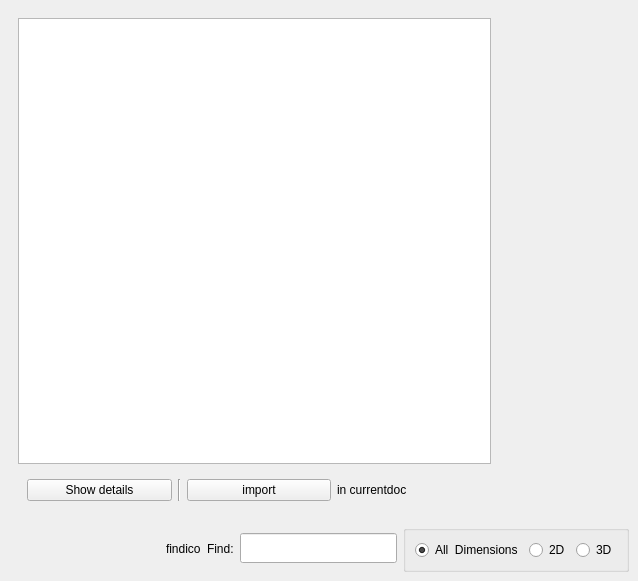
The window that src/dashboard.ui (KDE/khipu) describes before a commit, drawn with Qt 5.
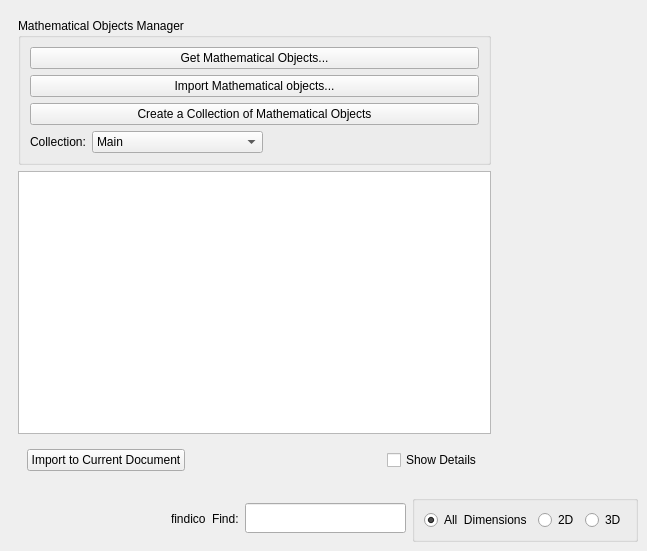
The same window after the commit. The open tabs and pages were chosen to show the change. Icons and pictures are not drawn. Custom widgets are drawn as their Qt base class.

Commit message: Remove plots properly:  done. Added many icons and widgets to manage the dictionaries of plots (this features will be implemented after GSoC)

```diff
--- a/src/dashboard.ui
+++ b/src/dashboard.ui
@@ -6,8 +6,8 @@
    <rect>
     <x>0</x>
     <y>0</y>
-    <width>638</width>
-    <height>581</height>
+    <width>647</width>
+    <height>551</height>
    </rect>
   </property>
   <property name="sizePolicy">
@@ -71,6 +71,100 @@
        <layout class="QHBoxLayout" name="horizontalLayout_5">
         <item>
          <layout class="QVBoxLayout" name="verticalLayout_3">
+          <item>
+           <widget class="QGroupBox" name="groupBox">
+            <property name="title">
+             <string>Mathematical Objects Manager</string>
+            </property>
+            <layout class="QVBoxLayout" name="verticalLayout_4">
+             <item>
+              <widget class="QPushButton" name="pushButton_2">
+               <property name="toolTip">
+                <string>&lt;html&gt;&lt;head/&gt;&lt;body&gt;&lt;p&gt;Download new mathematical objects from internet&lt;/p&gt;&lt;/body&gt;&lt;/html&gt;</string>
+               </property>
+               <property name="text">
+                <string>Get Mathematical Objects...</string>
+               </property>
+               <property name="icon">
+                <iconset theme="get-hot-new-stuff">
+                 <normaloff/>
+                </iconset>
+               </property>
+              </widget>
+             </item>
+             <item>
+              <widget class="QPushButton" name="pushButton_3">
+               <property name="toolTip">
+                <string>&lt;html&gt;&lt;head/&gt;&lt;body&gt;&lt;p&gt;Install a dictionary from a local file&lt;/p&gt;&lt;/body&gt;&lt;/html&gt;</string>
+               </property>
+               <property name="text">
+                <string>Import Mathematical objects...</string>
+               </property>
+               <property name="icon">
+                <iconset theme="document-import">
+                 <normaloff/>
+                </iconset>
+               </property>
+              </widget>
+             </item>
+             <item>
+              <widget class="QPushButton" name="pushButton_4">
+               <property name="text">
+                <string>Create a Collection of Mathematical Objects</string>
+               </property>
+               <property name="icon">
+                <iconset theme="document-new">
+                 <normaloff/>
+                </iconset>
+               </property>
+              </widget>
+             </item>
+             <item>
+              <layout class="QHBoxLayout" name="horizontalLayout_9">
+               <item>
+                <widget class="QLabel" name="label">
+                 <property name="text">
+                  <string>Collection:</string>
+                 </property>
+                </widget>
+               </item>
+               <item>
+                <widget class="QComboBox" name="comboBox">
+                 <item>
+                  <property name="text">
+                   <string>Main</string>
+                  </property>
+                 </item>
+                 <item>
+                  <property name="text">
+                   <string>Famous Algebraic Curves</string>
+                  </property>
+                 </item>
+                 <item>
+                  <property name="text">
+                   <string>...</string>
+                  </property>
+                 </item>
+                </widget>
+               </item>
+               <item>
+                <spacer name="horizontalSpacer_2">
+                 <property name="orientation">
+                  <enum>Qt::Horizontal</enum>
+                 </property>
+                 <property name="sizeHint" stdset="0">
+                  <size>
+                   <width>40</width>
+                   <height>20</height>
+                  </size>
+                 </property>
+                </spacer>
+               </item>
+              </layout>
+             </item>
+            </layout>
+           </widget>
+          </item>
           <item>
            <widget class="QTreeView" name="plotsView">
             <property name="sizePolicy">
@@ -103,8 +197,11 @@
             <property name="itemsExpandable">
              <bool>false</bool>
             </property>
+            <property name="sortingEnabled">
+             <bool>true</bool>
+            </property>
             <property name="wordWrap">
-             <bool>true</bool>
+             <bool>false</bool>
             </property>
             <property name="expandsOnDoubleClick">
              <bool>false</bool>
@@ -192,29 +289,10 @@
               </widget>
               <widget class="QWidget" name="page_6">
                <layout class="QHBoxLayout" name="horizontalLayout_8">
-                <item>
-                 <widget class="QPushButton" name="editPlot_2">
-                  <property name="text">
-                   <string>Show details</string>
-                  </property>
-                  <property name="icon">
-                   <iconset theme="dialog-information">
-                    <normaloff/>
-                   </iconset>
-                  </property>
-                 </widget>
-                </item>
-                <item>
-                 <widget class="Line" name="line_4">
-                  <property name="orientation">
-                   <enum>Qt::Vertical</enum>
-                  </property>
-                 </widget>
-                </item>
                 <item>
                  <widget class="QPushButton" name="exporttodictionary_2">
                   <property name="text">
-                   <string>import</string>
+                   <string>Import to Current Document</string>
                   </property>
                   <property name="icon">
                    <iconset theme="arrow-down"/>
@@ -228,9 +306,27 @@
                  </widget>
                 </item>
                 <item>
-                 <widget class="QLabel" name="label_4">
+                 <spacer name="horizontalSpacer_3">
+                  <property name="orientation">
+                   <enum>Qt::Horizontal</enum>
+                  </property>
+                  <property name="sizeHint" stdset="0">
+                   <size>
+                    <width>40</width>
+                    <height>20</height>
+                   </size>
+                  </property>
+                 </spacer>
+                </item>
+                <item>
+                 <widget class="QCheckBox" name="editPlot_2">
                   <property name="text">
-                   <string>in currentdoc</string>
+                   <string>Show Details</string>
+                  </property>
+                  <property name="icon">
+                   <iconset theme="dialog-information">
+                    <normaloff/>
+                   </iconset>
                   </property>
                  </widget>
                 </item>
@@ -245,7 +341,7 @@
         <item>
          <widget class="QStackedWidget" name="stackedWidget">
           <property name="sizePolicy">
-           <sizepolicy hsizetype="Preferred" vsizetype="Expanding">
+           <sizepolicy hsizetype="Expanding" vsizetype="Expanding">
             <horstretch>0</horstretch>
             <verstretch>0</verstretch>
            </sizepolicy>
```
Left out of the diff: 12 changed lines with no effect on the pictures. The commit also changes 11 other files.
